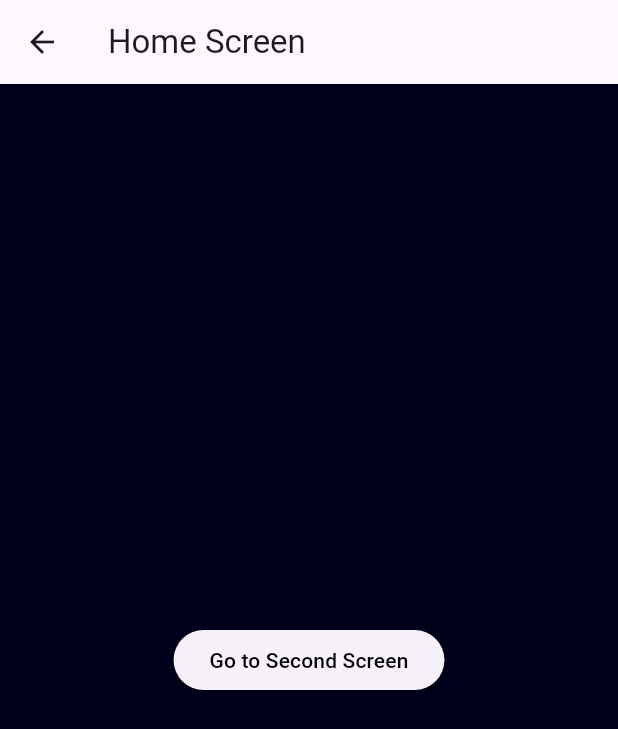
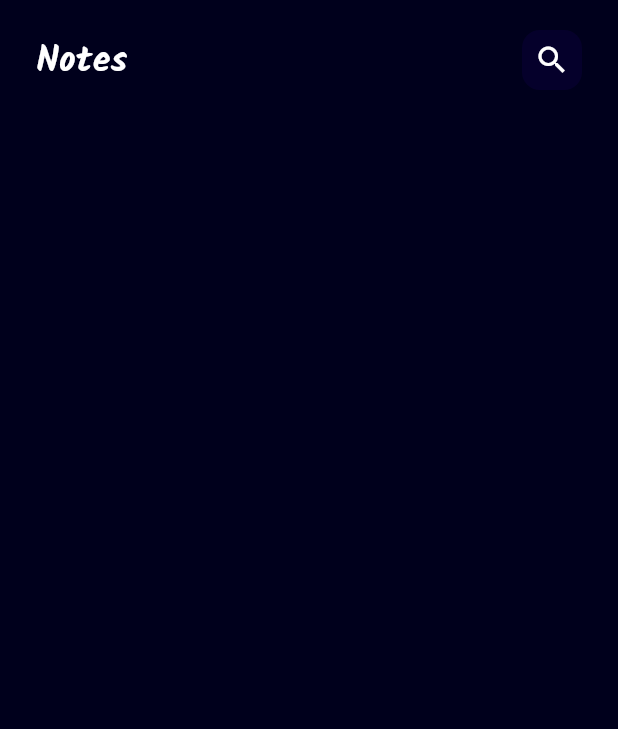
Before and after one commit to Absattar22/Notiva, a Flutter app: the HomeScreen screen opened by its route, on a phone screen of 412 x 824 dp. Shown: the top 729 px of the screen. Run offline on Flutter 3.47's test engine with Material 3 defaults, Android fonts, the light colour scheme and no system bars; our stand-ins replace shared_preferences, smooth_page_indicator; accounts and stored records are empty.

Commit message:
Finish Custom App Bar

```diff
--- a/lib/main.dart
+++ b/lib/main.dart
@@ -1,6 +1,7 @@
 import 'package:flutter/material.dart';
 import 'package:notiva/views/home_screen.dart';
 import 'package:notiva/views/onboarding_screen.dart';
+import 'package:notiva/views/search_screen.dart';
 import 'package:shared_preferences/shared_preferences.dart';
 
 void main() async {
@@ -23,6 +24,7 @@
       routes: {
         HomeScreen.id: (context) => const HomeScreen(),
         OnBoardingScreen.id: (context) => OnBoardingScreen(),
+        SearchScreen.id: (context) => const SearchScreen(),
       },
       initialRoute: onboarding ? HomeScreen.id : OnBoardingScreen.id,
     );
--- a/lib/views/home_screen.dart
+++ b/lib/views/home_screen.dart
@@ -1,5 +1,6 @@
 import 'package:flutter/material.dart';
 import 'package:notiva/constants.dart';
+import 'package:notiva/widgets/notes_view_body.dart';
 
 class HomeScreen extends StatelessWidget {
   const HomeScreen({super.key});
@@ -10,20 +11,7 @@ class HomeScreen extends StatelessWidget {
   Widget build(BuildContext context) {
     return Scaffold(
       backgroundColor: kPrimaryColor,
-      appBar: AppBar(
-        title: const Text('Home Screen'),
-      ),
-      body: Center(
-        child: ElevatedButton(
-          onPressed: () {
-            Navigator.pushNamed(context, '/second');
-          },
-          child: const Text(
-            'Go to Second Screen',
-            style: TextStyle(color: Color.fromARGB(255, 1, 0, 0)),
-          ),
-        ),
-      ),
+      body: const NotesViewBody(),
     );
   }
 }
--- /dev/null
+++ b/lib/views/search_screen.dart
@@ -0,0 +1,17 @@
+import 'package:flutter/material.dart';
+import 'package:notiva/constants.dart';
+
+class SearchScreen extends StatelessWidget {
+  const SearchScreen({super.key});
+
+  static const String id = 'searchScreen';
+  @override
+  Widget build(BuildContext context) {
+    return Scaffold(
+      backgroundColor: kPrimaryColor,
+      body: const Center(
+        child: Text('Search Screen'),
+      ),
+    );
+  }
+}
--- /dev/null
+++ b/lib/widgets/custom_app_bar.dart
@@ -0,0 +1,27 @@
+import 'package:flutter/material.dart';
+import 'package:notiva/widgets/custom_search_icon.dart';
+
+class CustomAppBar extends StatelessWidget {
+  const CustomAppBar({super.key});
+
+  @override
+  Widget build(BuildContext context) {
+    return const SizedBox(
+      height: 80.0,
+      child: Row(
+        mainAxisAlignment: MainAxisAlignment.spaceBetween,
+        children: [
+          Text(
+            'Notes',
+            style: TextStyle(
+              color: Colors.white,
+              fontSize: 24.0,
+              fontFamily: 'kalam',
+            ),
+          ),
+          CustomSearchIcon()
+        ],
+      ),
+    );
+  }
+}
--- /dev/null
+++ b/lib/widgets/custom_search_icon.dart
@@ -0,0 +1,29 @@
+import 'package:flutter/material.dart';
+import 'package:notiva/views/search_screen.dart';
+
+class CustomSearchIcon extends StatelessWidget {
+  const CustomSearchIcon({
+    super.key,
+  });
+
+  @override
+  Widget build(BuildContext context) {
+    return Container(
+      height: 40,
+      width: 40,
+      decoration: BoxDecoration(
+        color: const Color.fromARGB(255, 18, 1, 78).withOpacity(0.3),
+        borderRadius: BorderRadius.circular(12),
+      ),
+      child: IconButton(
+        onPressed: () {
+          Navigator.pushNamed(context, SearchScreen.id);
+        },
+        icon: const Icon(
+          Icons.search,
+          color: Colors.white,
+        ),
+      ),
+    );
+  }
+}
--- /dev/null
+++ b/lib/widgets/notes_view_body.dart
@@ -0,0 +1,22 @@
+import 'package:flutter/material.dart';
+import 'package:notiva/constants.dart';
+import 'package:notiva/widgets/custom_app_bar.dart';
+
+class NotesViewBody extends StatelessWidget {
+  const NotesViewBody({super.key});
+
+  @override
+  Widget build(BuildContext context) {
+    return Scaffold(
+      backgroundColor: kPrimaryColor,
+      body: const Padding(
+        padding: EdgeInsets.symmetric(horizontal: 24.0),
+        child: Column(
+          children: [
+            CustomAppBar(),
+          ],
+        ),
+      ),
+    );
+  }
+}
```
Also changed, not shown: pubspec.yaml (+9 -2 lines), assets/fonts/Figtree-Italic-VariableFont_wght.ttf (added), assets/fonts/Kalam-Bold.ttf (added).
